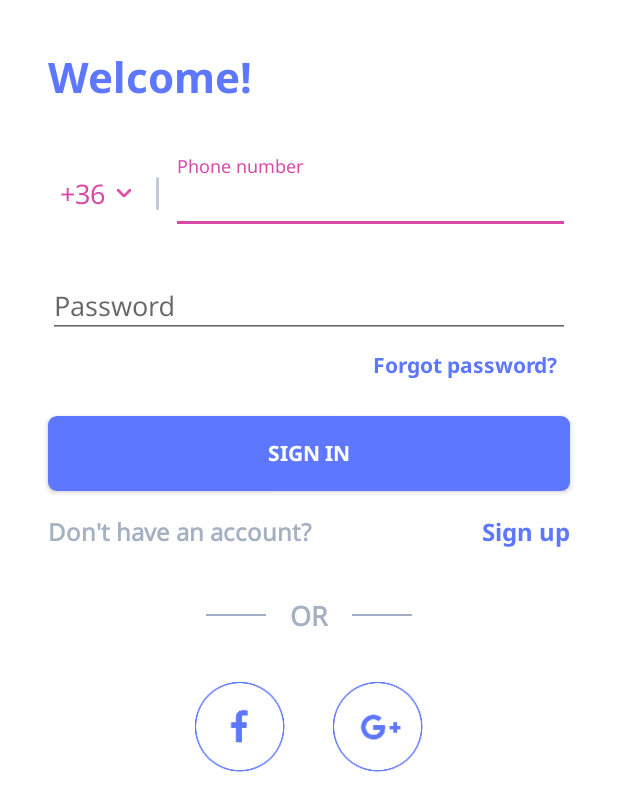
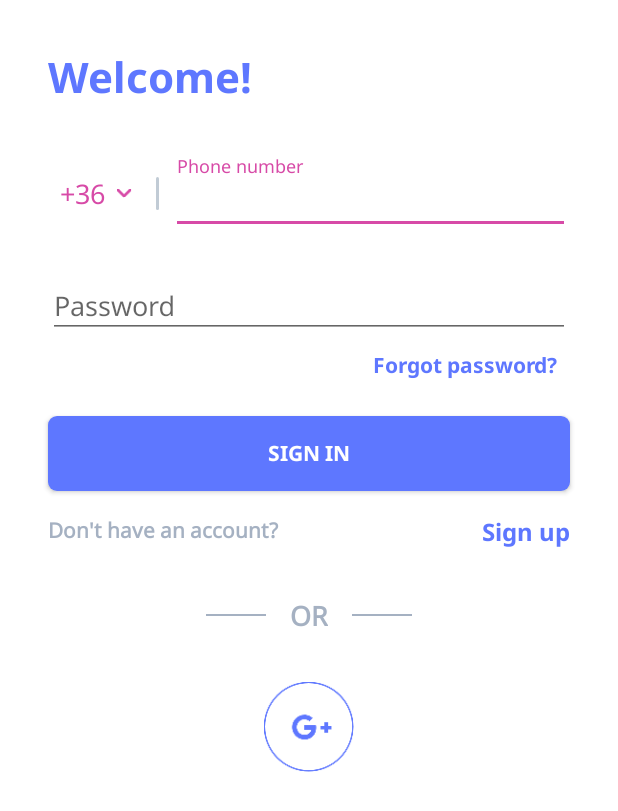
Before and after one commit to kerimovscreations/BillSplitter, an Android app: the layout activity_login.xml on its own in the app's theme, with its tools: preview values and no code run, on a phone screen of 412 x 824 dp. Shown: the top 811 px of the screen. Run offline under Robolectric (Android 15) with nearby library versions, the phone set to English and light mode, and no system bars.

Commit message:
integrated google login

```diff
--- a/app/build.gradle
+++ b/app/build.gradle
@@ -15,7 +15,7 @@ android {
     }
     buildTypes {
         release {
-            minifyEnabled true
+            minifyEnabled false
             proguardFiles getDefaultProguardFile('proguard-android.txt'), 'proguard-rules.pro'
         }
     }
@@ -41,6 +41,8 @@ dependencies {
     implementation "com.android.support:support-core-ui:$supportLibraryVersion"
     implementation "com.android.support:support-v4:$supportLibraryVersion"
 
+    implementation 'com.google.android.gms:play-services-auth:16.0.1'
+
     implementation 'com.jakewharton:butterknife:8.8.1'
     annotationProcessor 'com.jakewharton:butterknife-compiler:8.8.1'
 
--- a/app/src/main/java/com/kerimovscreations/billsplitter/activities/MainActivity.java
+++ b/app/src/main/java/com/kerimovscreations/billsplitter/activities/MainActivity.java
@@ -70,7 +70,7 @@ public class MainActivity extends BaseActivity {
 //            initVars();
 //        else {
 //            finish();
-//            startActivity(new Intent(getContext(), AuthActivity.class));
+//            startActivity(new Intent(getContext(), LoginActivity.class));
 //        }
     }
 
--- a/app/src/main/res/layout/activity_login.xml
+++ b/app/src/main/res/layout/activity_login.xml
@@ -147,7 +147,7 @@
                 android:padding="@dimen/normal_margin"
                 android:text="@string/dont_have_an_account_question"
                 android:textColor="@color/colorLightGray"
-                android:textSize="16sp"
+                android:textSize="14sp"
                 android:textStyle="bold" />
 
             <TextView
@@ -205,15 +205,15 @@
             android:layout_margin="@dimen/normal_margin"
             android:orientation="horizontal">
 
-            <ImageView
-                android:id="@+id/facebook_btn"
-                android:layout_width="60dp"
-                android:layout_height="60dp"
-                android:layout_marginEnd="@dimen/large_margin"
-                android:clickable="true"
-                android:contentDescription="@string/login_with_facebook_button"
-                android:focusable="true"
-                android:src="@drawable/ic_facebook_rounded" />
+            <!--<ImageView-->
+                <!--android:id="@+id/facebook_btn"-->
+                <!--android:layout_width="60dp"-->
+                <!--android:layout_height="60dp"-->
+                <!--android:layout_marginEnd="@dimen/large_margin"-->
+                <!--android:clickable="true"-->
+                <!--android:contentDescription="@string/login_with_facebook_button"-->
+                <!--android:focusable="true"-->
+                <!--android:src="@drawable/ic_facebook_rounded" />-->
 
             <ImageView
                 android:id="@+id/google_btn"
--- a/app/src/main/res/layout/activity_sign_up.xml
+++ b/app/src/main/res/layout/activity_sign_up.xml
@@ -188,7 +188,7 @@
                 android:padding="@dimen/normal_margin"
                 android:text="@string/have_an_account_question"
                 android:textColor="@color/colorLightGray"
-                android:textSize="16sp"
+                android:textSize="14sp"
                 android:textStyle="bold" />
 
             <TextView
--- a/app/src/main/res/values/strings.xml
+++ b/app/src/main/res/values/strings.xml
@@ -42,4 +42,5 @@
     <string name="invite_member">Invite member</string>
     <string name="email">Email</string>
     <string name="invite">Invite</string>
+    <string name="server_client_id">129995393139-0or4578c7apclop4glqrlnttitf4mhpm.apps.googleusercontent.com</string>
 </resources>
```
Also changed, not shown: app/src/main/java/com/kerimovscreations/billsplitter/activities/auth/LoginActivity.java (+64 -4 lines), app/src/main/java/com/kerimovscreations/billsplitter/adapters/GroupListRVAdapter.java (+6 -4 lines).
